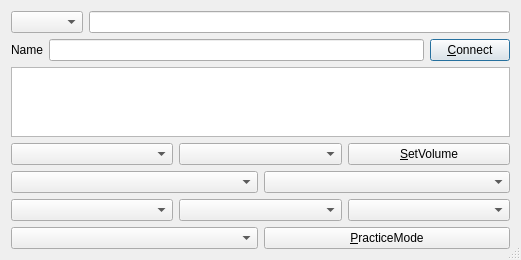
The window that src/connectdlgbase.ui (ngocdh/jamulus) describes before a commit, drawn with Qt 5.
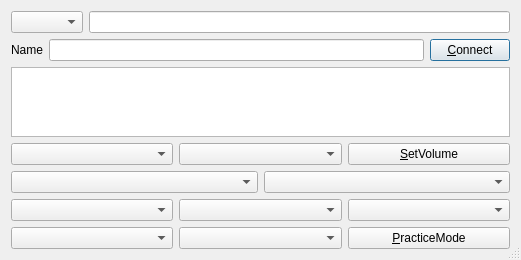
The same window after the commit. Icons and pictures are not drawn.

What changed in the file:
```diff
--- a/src/connectdlgbase.ui
+++ b/src/connectdlgbase.ui
@@ -129,6 +129,9 @@
         <item>
             <widget class="QComboBox" name="cmbDevice"/>
         </item>
+        <item>
+            <widget class="QComboBox" name="cmbOpus"/>
+        </item>
 
         <item>
             <widget class="QPushButton" name="butPracticeMode">
```
